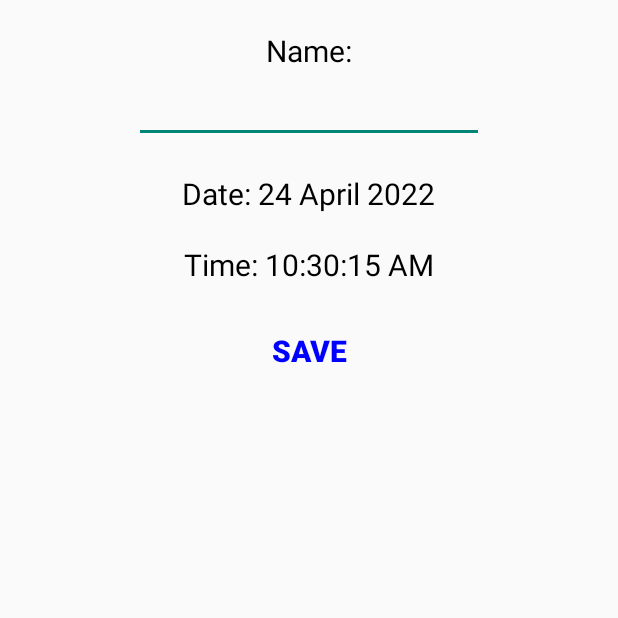
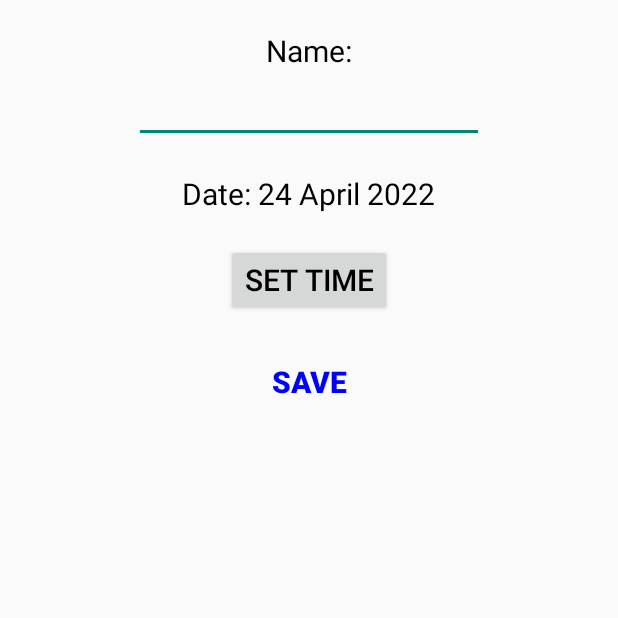
Before and after one commit to StephenFireball/My-Time, an Android app: the EventEditActivity screen opened directly, with no data from a screen before it, on a phone screen of 412 x 824 dp, the top half of it. Run offline under Robolectric (Android 15) with nearby library versions, the light colour scheme and no system bars.

Commit message:
new commit

```diff
--- a/app/src/main/java/com/samsung/mytime/EventEditActivity.java
+++ b/app/src/main/java/com/samsung/mytime/EventEditActivity.java
@@ -3,19 +3,27 @@ package com.samsung.mytime;
 import androidx.appcompat.app.AppCompatActivity;
 
 import android.annotation.SuppressLint;
+import android.app.TimePickerDialog;
 import android.os.Bundle;
 import android.view.View;
+import android.widget.Button;
 import android.widget.EditText;
 import android.widget.TextView;
+import android.widget.TimePicker;
 import android.widget.Toast;
 
 import java.time.LocalTime;
-import java.util.ArrayList;
+import java.time.format.DateTimeFormatter;
+import java.util.Calendar;
 
 public class EventEditActivity extends AppCompatActivity{
     private EditText eventNameET;
-    private TextView eventDateTV, eventTimeTV;
+    private TextView eventDateTV;
+    private Button eventTimeButton;
+    int hour, minute;
+    String strTime;
     private LocalTime time;
+    private static final DateTimeFormatter timeFormatter = DateTimeFormatter.ofPattern("HH:mm");
     OpenHelper openHelper = new OpenHelper(this);
 
     @SuppressLint("SetTextI18n")
@@ -26,17 +34,35 @@ public class EventEditActivity extends AppCompatActivity{
         initWidgets();
         time = LocalTime.now();
         eventDateTV.setText("Date: " + CalendarUtils.formattedDate(CalendarUtils.selectedDate));
-        eventTimeTV.setText("Time: " + CalendarUtils.formattedTime(time));
     }
 
     private void initWidgets(){
         eventNameET = findViewById(R.id.eventNameET);
         eventDateTV = findViewById(R.id.eventDateTV);
-        eventTimeTV = findViewById(R.id.eventTimeTV);
+        eventTimeButton = findViewById(R.id.eventTimeButton);
+    }
+    public void popOutTimePicker(View view){
+        eventTimeButton.setOnClickListener(new View.OnClickListener() {
+            @Override
+            public void onClick(View view) {
+                Calendar calendar = Calendar.getInstance();
+                hour = calendar.get(Calendar.HOUR);
+                minute = calendar.get(Calendar.MINUTE);
+                TimePickerDialog timePickerDialog = new TimePickerDialog(EventEditActivity.this, new TimePickerDialog.OnTimeSetListener() {
+                    @Override
+                    public void onTimeSet(TimePicker timePicker, int hourOfDay, int minuteOfDay) {
+                        Toast.makeText(EventEditActivity.this, ""+hourOfDay+":"+minuteOfDay, Toast.LENGTH_LONG);
+                        strTime = ""+hourOfDay+":"+minuteOfDay;
+                    }
+                }, hour, minute, true);
+                timePickerDialog.show();
+            }
+        });
     }
 
     public void saveEventAction(View view){
         String eventName = eventNameET.getText().toString();
+        time = LocalTime.parse(strTime, timeFormatter);
         Event newEvent = new Event(eventName, CalendarUtils.selectedDate, time);
         Event.eventsList.add(newEvent);
         openHelper.insert(newEvent);
--- a/app/src/main/res/layout/activity_event_edit.xml
+++ b/app/src/main/res/layout/activity_event_edit.xml
@@ -39,8 +39,8 @@
         android:textAlignment="center"
         android:textColor="@color/black"/>
 
-    <TextView
-        android:id="@+id/eventTimeTV"
+    <Button
+        android:id="@+id/eventTimeButton"
         android:layout_width="wrap_content"
         android:layout_height="wrap_content"
         android:layout_gravity="center"
@@ -48,7 +48,8 @@
         android:text="@string/time"
         android:textSize="20sp"
         android:textAlignment="center"
-        android:textColor="@color/black"/>
+        android:textColor="@color/black"
+        android:onClick="popOutTimePicker"/>
 
     <Button
         android:layout_marginTop="20dp"
--- a/app/src/main/res/values/strings.xml
+++ b/app/src/main/res/values/strings.xml
@@ -11,7 +11,7 @@
     <string name="sun">SUN</string>
     <string name="write_event_name">Write event name</string>
     <string name="date">Date</string>
-    <string name="time">Time</string>
+    <string name="time">Set Time</string>
     <string name="deleteEvents">Delete Events</string>
     <string name="sure">Are you sure? Your events will be deleted with no restore option!</string>
 </resources>
```
Also changed, not shown: 1 other file.
